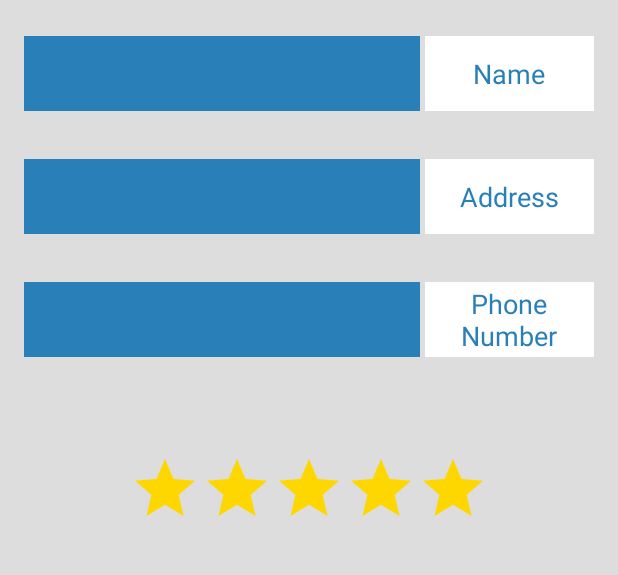
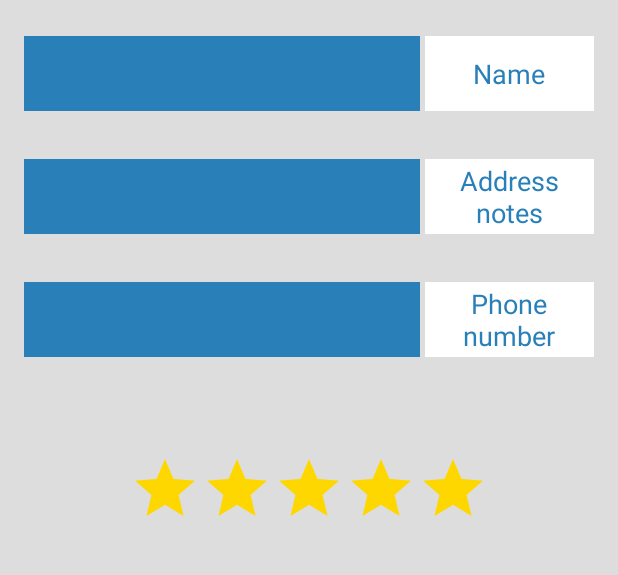
Before and after one commit to Ahmad-A-Khalifa/at3aleg-feen, an Android app: the DetailsFragment screen opened directly, with no data from a screen before it, on a phone screen of 412 x 824 dp, the part 96-671 px from its top. Run offline under Robolectric (Android 15) with nearby library versions, the phone set to English and light mode, and no system bars; our stand-ins replace ButterKnife.

Commit message:
Final Edit For project

```diff
--- a/app/build.gradle
+++ b/app/build.gradle
@@ -14,12 +14,14 @@ android {
         testInstrumentationRunner "android.support.test.runner.AndroidJUnitRunner"
         vectorDrawables.useSupportLibrary = true
     }
+
     buildTypes {
         release {
             minifyEnabled false
             proguardFiles getDefaultProguardFile('proguard-android.txt'), 'proguard-rules.pro'
         }
     }
+
 }
 
 dependencies {
--- a/app/src/main/java/com/example/ecss/medicalmapper/userInterface/fragments/SavedClinicsFragment.java
+++ b/app/src/main/java/com/example/ecss/medicalmapper/userInterface/fragments/SavedClinicsFragment.java
@@ -106,7 +106,7 @@ public class SavedClinicsFragment extends Fragment {
 
                         } else {
                             if (apiCallStatus != null && apiCallStatus.getErrorStatus() != null)
-                                Toast.makeText(getContext(), apiCallStatus.getErrorStatus(), Toast.LENGTH_LONG).show();
+                                Toast.makeText(getContext(), getString(R.string.Nothingtoshow), Toast.LENGTH_LONG).show();
                         }
                     }
 
--- a/app/src/main/java/com/example/ecss/medicalmapper/userInterface/fragments/SavedHospitalsFragment.java
+++ b/app/src/main/java/com/example/ecss/medicalmapper/userInterface/fragments/SavedHospitalsFragment.java
@@ -104,7 +104,7 @@ public class SavedHospitalsFragment extends Fragment {
 
                         } else {
                             if (apiCallStatus != null && apiCallStatus.getErrorStatus() != null)
-                                Toast.makeText(getContext(), apiCallStatus.getErrorStatus(), Toast.LENGTH_LONG).show();
+                                Toast.makeText(getContext(), getString(R.string.Nothingtoshow), Toast.LENGTH_LONG).show();
                         }
                     }
 
--- a/app/src/main/java/com/example/ecss/medicalmapper/userInterface/fragments/SavedLabsFragment.java
+++ b/app/src/main/java/com/example/ecss/medicalmapper/userInterface/fragments/SavedLabsFragment.java
@@ -108,7 +108,7 @@ public class SavedLabsFragment extends Fragment {
 
                         } else {
                             if (apiCallStatus != null && apiCallStatus.getErrorStatus() != null)
-                                Toast.makeText(getContext(), apiCallStatus.getErrorStatus(), Toast.LENGTH_LONG).show();
+                                Toast.makeText(getContext(), getString(R.string.Nothingtoshow), Toast.LENGTH_LONG).show();
                         }
                     }
 
--- a/app/src/main/java/com/example/ecss/medicalmapper/userInterface/fragments/SavedPharmaciesFragment.java
+++ b/app/src/main/java/com/example/ecss/medicalmapper/userInterface/fragments/SavedPharmaciesFragment.java
@@ -17,7 +17,6 @@ import com.example.ecss.medicalmapper.model.place.Pharmacy;
 import com.example.ecss.medicalmapper.network.ApiCallStatus;
 import com.example.ecss.medicalmapper.network.retrofit.ApiClient;
 import com.example.ecss.medicalmapper.network.retrofit.ApiInterface;
-import com.example.ecss.medicalmapper.userInterface.adapters.SavedLabsAdapter;
 import com.example.ecss.medicalmapper.userInterface.adapters.SavedPharmaciesAdapter;
 
 import java.util.ArrayList;
@@ -110,7 +109,7 @@ public class SavedPharmaciesFragment extends Fragment {
 
                         } else {
                             if (apiCallStatus != null && apiCallStatus.getErrorStatus() != null)
-                                    Toast.makeText(getContext(), apiCallStatus.getErrorStatus(), Toast.LENGTH_LONG).show();
+                                Toast.makeText(getContext(), getString(R.string.Nothingtoshow), Toast.LENGTH_LONG).show();
                         }
                     }
 
--- a/app/src/main/res/layout/fragment_details.xml
+++ b/app/src/main/res/layout/fragment_details.xml
@@ -30,9 +30,8 @@
                 android:layout_height="@dimen/large_space"
                 android:layout_gravity="center_horizontal"
                 android:layout_marginBottom="24dp"
-                android:src="@drawable/app_logo"
                 android:background="@color/blue"
-                />
+                android:src="@drawable/app_logo" />
 
             <LinearLayout
                 android:layout_width="@dimen/form_element_width"
@@ -47,7 +46,7 @@
                     android:layout_weight="3"
                     android:background="@color/white"
                     android:gravity="center"
-                    android:text="Name"
+                    android:text="@string/name"
                     android:textColor="@color/dark_blue"
                     android:textSize="@dimen/form_element_text_size" />
 
@@ -91,7 +90,7 @@
                     android:layout_weight="3"
                     android:background="@color/white"
                     android:gravity="center"
-                    android:text="Address"
+                    android:text="@string/address_notes"
                     android:textColor="@color/dark_blue"
                     android:textSize="@dimen/form_element_text_size" />
 
@@ -134,7 +133,7 @@
                     android:layout_weight="3"
                     android:background="@color/white"
                     android:gravity="center"
-                    android:text="Phone Number"
+                    android:text="@string/phone_number"
                     android:textColor="@color/dark_blue"
                     android:textSize="@dimen/form_element_text_size" />
 
@@ -180,7 +179,7 @@
                     android:layout_weight="3"
                     android:background="@color/white"
                     android:gravity="center"
-                    android:text="Specialization"
+                    android:text="@string/specialization"
                     android:textColor="@color/dark_blue"
                     android:textSize="@dimen/form_element_text_size" />
 
@@ -225,7 +224,7 @@
                     android:layout_weight="3"
                     android:background="@color/white"
                     android:gravity="center"
-                    android:text="Appointments"
+                    android:text="@string/appoint"
                     android:textColor="@color/dark_blue"
                     android:textSize="@dimen/form_element_text_size" />
 
@@ -265,20 +264,19 @@
                     android:id="@+id/favorite_button"
                     android:layout_width="wrap_content"
                     android:layout_height="wrap_content"
-                    android:background="@color/blue"
-                    android:visibility="gone"
+                    android:background="@drawable/blue_button"
                     android:text="@string/save"
-
-                    />
+                    android:textColor="@color/white"
+                    android:visibility="gone" />
 
                 <Button
                     android:id="@+id/UnSaveButton"
                     android:layout_width="wrap_content"
                     android:layout_height="wrap_content"
-                    android:background="@color/blue"
-                    android:visibility="gone"
+                    android:background="@drawable/blue_button"
                     android:text="@string/unSaved"
-                    />
+                    android:textColor="@color/white"
+                    android:visibility="gone" />
 
 
                 <ImageView
@@ -313,7 +311,7 @@
                 android:id="@+id/AddReview"
                 android:layout_width="wrap_content"
                 android:layout_height="wrap_content"
-                android:text="Add Review"
+                android:text="@string/AddReview"
                 android:visibility="gone" />
 
             <Button
@@ -323,7 +321,7 @@
                 android:layout_margin="16dp"
                 android:background="@drawable/blue_button"
                 android:padding="16dp"
-                android:text="Report outdated medical place"
+                android:text="@string/report_outdated_medical_place"
                 android:textAllCaps="false"
                 android:textColor="@color/white"
                 android:visibility="gone" />
--- a/app/src/main/res/values/strings.xml
+++ b/app/src/main/res/values/strings.xml
@@ -14,7 +14,6 @@
     <string name="NOHotline">No Hotline</string>
 
 
-
     <string name="app_name">At3aleg Fen</string>
 
     <string name="navigation_drawer_open">Open navigation drawer</string>
@@ -26,17 +25,17 @@
     <string name="default_info_title">Default Location</string>
     <string name="default_info_snippet">No medicalPlaces found, because location permission is disabled.</string>
 
-    <string name="settings_language_default">0</string>
-    <string name="settings_language_title">Language</string>
-    <string name="settings_language_dialog_title">Choose a language</string>
-    <string name="settings_language_key">settings_language_key</string>
+    <string name="settings_language_default" translatable="false">0</string>
+    <string name="settings_language_title" translatable="false">Language</string>
+    <string name="settings_language_dialog_title" translatable="false">Choose a language</string>
+    <string name="settings_language_key" translatable="false">settings_language_key</string>
 
-    <string-array name="settings_language_array_entries">
+    <string-array name="settings_language_array_entries" translatable="false">
         <item>English</item>
         <item>Arabic</item>
     </string-array>
 
-    <string-array name="settings_language_array_values">
+    <string-array name="settings_language_array_values" translatable="false">
         <item>0</item>
         <item>1</item>
     </string-array>
@@ -50,6 +49,10 @@
         <item>Doctorate</item>
         <item>Fellowship</item>
     </string-array>
+    <string name="Clinics">Clinics</string>
+    <string name="Hospitals">Hospitals</string>
+    <string name="Labs">Labs</string>
+    <string name="Pharmacies">Pharmacies</string>
 
     <string-array name="doctor_specializations_array">
         <item> General Internal medicine </item>
@@ -92,7 +95,7 @@
     <string name="username">Username</string>
     <string name="finish">Finish</string>
     <string name="upload_photo">Upload Photo</string>
-    <string name="photo">Photo</string>
+    <string name="photo" translatable="false">Photo</string>
 
     <string name="specialization">Specialization</string>
     <string name="specialization_hint">Select Specialization</string>
@@ -118,7 +121,7 @@
     <string name="title_activity_doctor_sign_up">DoctorSignUp</string>
     <string name="title_activity_place_details">PlaceDetails</string>
     <string name="title_activity_details">Details</string>
-    <string name="title_activity_place_detail">PlaceDetail</string>
+    <string name="title_activity_place_detail" translatable="false">PlaceDetail</string>
     <string name="title_activity_saved_places">SavedPlaces</string>
 
     <string name="navigation_drawer_item_title_clinics">Clinics</string>
@@ -160,20 +163,20 @@
     <string name="hint_card_number">Card number</string>
     <string name="hint_cvv">CVV</string>
 
-    <string name="shared_pref_signed_in_user">SignedInUser</string>
-    <string name="shared_pref_signed_in_user_id">SignedInUserId</string>
-    <string name="shared_pref_signed_in_user_name">SignedInUserName</string>
-    <string name="shared_pref_signed_in_user_email">SignedInUserEmail</string>
-    <string name="shared_pref_signed_in_user_type">SignedInUserType</string>
-    <string name="shared_pref_signed_in_user_saved_place">SignedInUserSavedPlace</string>
+    <string name="shared_pref_signed_in_user" translatable="false">SignedInUser</string>
+    <string name="shared_pref_signed_in_user_id" translatable="false">SignedInUserId</string>
+    <string name="shared_pref_signed_in_user_name" translatable="false">SignedInUserName</string>
+    <string name="shared_pref_signed_in_user_email" translatable="false">SignedInUserEmail</string>
+    <string name="shared_pref_signed_in_user_type" translatable="false">SignedInUserType</string>
+    <string name="shared_pref_signed_in_user_saved_place" translatable="false">SignedInUserSavedPlace</string>
 
-    <string name="shared_pref_premium_user">PremiumUser</string>
-    <string name="shared_pref_premium_user_name">PremiumUserName</string>
-    <string name="shared_pref_premium_user_specialization">PremiumUserSpecialization</string>
-    <string name="shared_pref_premium_user_degree">PremiumUserDegree</string>
-    <string name="shared_pref_premium_user_overview">PremiumUserOverview</string>
-    <string name="shared_pref_premium_user_photo">PremiumUserPhoto</string>
-    <string name="shared_pref_premium_user_certifications">PremiumUserCertifications</string>
+    <string name="shared_pref_premium_user" translatable="false">PremiumUser</string>
+    <string name="shared_pref_premium_user_name" translatable="false">PremiumUserName</string>
+    <string name="shared_pref_premium_user_specialization" translatable="false">PremiumUserSpecialization</string>
+    <string name="shared_pref_premium_user_degree" translatable="false">PremiumUserDegree</string>
+    <string name="shared_pref_premium_user_overview" translatable="false">PremiumUserOverview</string>
+    <string name="shared_pref_premium_user_photo" translatable="false">PremiumUserPhoto</string>
+    <string name="shared_pref_premium_user_certifications" translatable="false">PremiumUserCertifications</string>
 
     <string name="internet_connection_problem_message">Internet connection problem</string>
     <string name="sign_in_problem_message">You must sign in</string>
@@ -217,17 +220,18 @@
     <string name="add_new_place_success">Your place will be checked and added soon</string>
     <string name="ok">Ok</string>
 
+
     <string name="governmental">Governmental: </string>
     <string name="emergency">Emergency: </string>
 
-    <string name="request_type_shared_preference">RequestType</string>
-    <string name="request_type_shared_preference_number">RequestTypeNumber</string>
+    <string name="request_type_shared_preference" translatable="false">RequestType</string>
+    <string name="request_type_shared_preference_number" translatable="false">RequestTypeNumber</string>
 
 
     <string name="hello_world">Hello world!</string>
     <string name="action_settings">Settings</string>
-    <string name="title_activity_log_in">Sasa chat</string>
-    <string name="title_activity_register">Register</string>
+    <string name="title_activity_log_in" translatable="false">At3aleg Feen Chat</string>
+    <string name="title_activity_register" translatable="false">Register</string>
 
 
     <!-- LogInActivity-->
@@ -269,10 +273,10 @@
     <string name="no_search">No Search Result </string>
     <string name="error_general">Something went wrong</string>
 
-    <string name="base_api_url" translatable="false">http://at3alegfeenapi-001-site1.itempurl.com/api</string>
+    <string name="base_api_url">http://at3alegfeenapi-001-site1.itempurl.com/api</string>
 
-    <string name="state_closed" translatable="false">Closed</string>
-    <string name="state_outdated" translatable="false">Outdated</string>
+    <string name="state_closed">Closed</string>
+    <string name="state_outdated">Outdated</string>
 
     <string name="error_general_error">Something went wrong, please try again</string>
     <string name="error_no_network_connection">Please check your internet connection</string>
@@ -290,11 +294,11 @@
     <string name="report_outdated_medical_place">Report outdated medical place</string>
 
     <string name="language">Language</string>
-    <string name="english">English</string>
-    <string name="arabic_ar">العربية</string>
+    <string name="english" translatable="false">English</string>
+    <string name="arabic_ar" translatable="false">العربية</string>
 
-    <string name="ar">ar</string>
-    <string name="en">en</string>
+    <string name="ar" translatable="false">ar</string>
+    <string name="en" translatable="false">en</string>
 
     <string name="general">General</string>
 
@@ -317,7 +321,7 @@
     <string name="are_you_a_doctor">Are you a doctor?</string>
 
     <!-- TODO: Remove or change this placeholder text -->
-    <string name="hello_blank_fragment">Hello blank fragment</string>
+    <string name="hello_blank_fragment" translatable="false">Hello blank fragment </string>
     <string name="places">Places</string>
     <string name="sort_by">Sort by</string>
     <string name="nearest">Nearest</string>
@@ -335,5 +339,8 @@
     <string name="sign_up_to_chat">Sign up to chat</string>
     <string name="home">Home</string>
     <string name="unSaved">Un Saved</string>
+    <string name="AddReview">Add Review</string>
+    <string name="address">Address</string>
+    <string name="appoint">Appointment</string>
 
 </resources>
```
Also changed, not shown: app/src/main/java/com/example/ecss/medicalmapper/userInterface/fragments/DetailsFragment.java (+39 -61 lines), app/src/main/res/drawable/alert_dialog_button_light_green.xml (added, +31 -0 lines), app/src/main/res/values/colors.xml (+6 -1 lines), 3 other files. Lines whose indentation alone changed are shown as unchanged.
